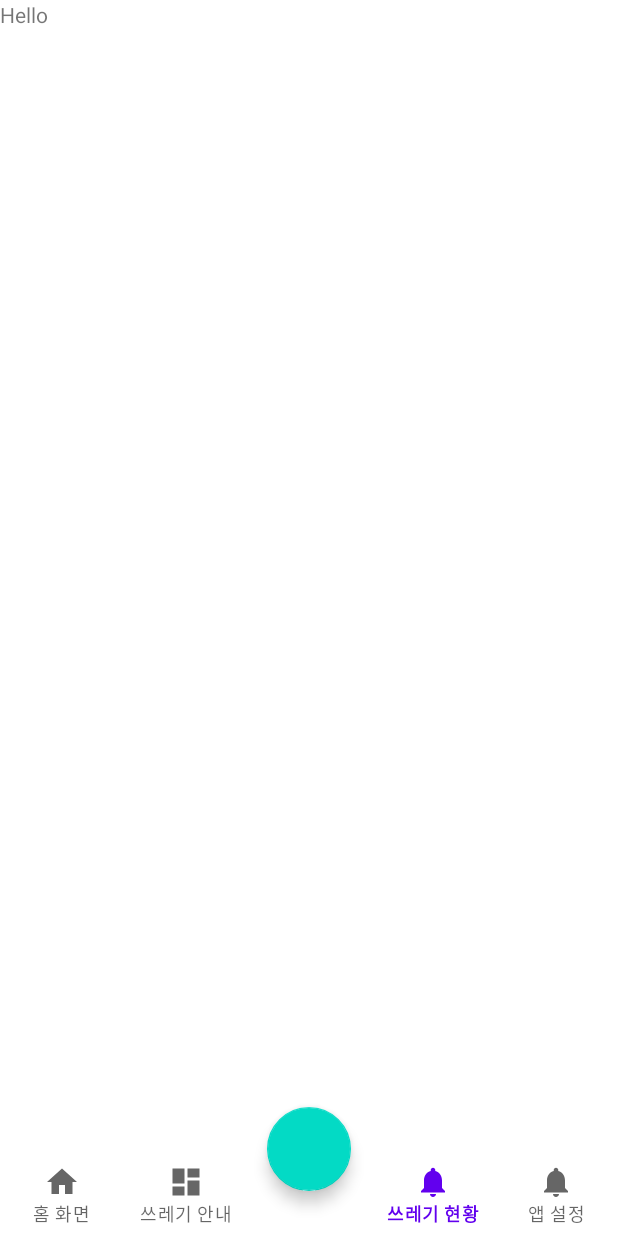
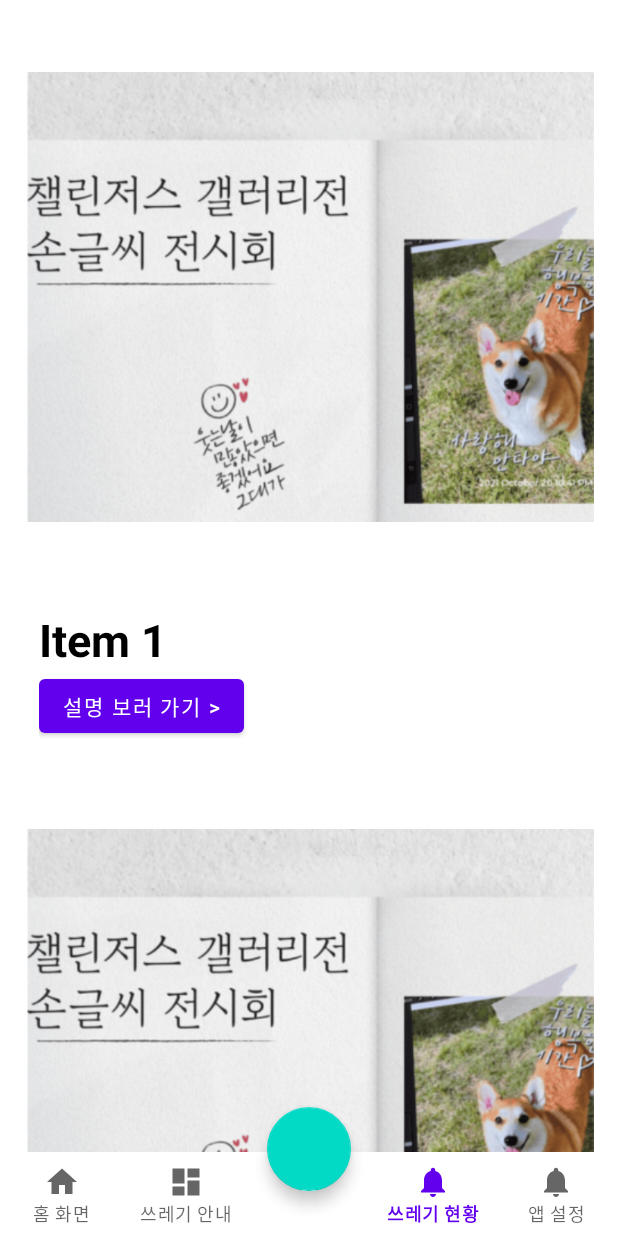
Before and after one commit to ICARUS-Coding-Club/Recycle-App, an Android app: the CurrentSituationFragment screen opened through its navigation route, on a phone screen of 412 x 824 dp. Run offline under Robolectric (Android 15) with nearby library versions, the phone set to English and light mode, and no system bars; our stand-ins replace navigation-ui.

Commit message:
쓰레기 현황 리사이클러 뷰 구현

```diff
--- a/app/build.gradle
+++ b/app/build.gradle
@@ -46,6 +46,7 @@
     implementation 'androidx.navigation:navigation-fragment-ktx:2.6.0'
     implementation 'androidx.navigation:navigation-ui-ktx:2.6.0'
     implementation 'androidx.legacy:legacy-support-v4:1.0.0'
+    implementation 'androidx.recyclerview:recyclerview:1.3.0'
     testImplementation 'junit:junit:4.13.2'
     androidTestImplementation 'androidx.test.ext:junit:1.1.5'
     androidTestImplementation 'androidx.test.espresso:espresso-core:3.5.1'
--- /dev/null
+++ b/app/src/main/java/com/icarus/recycle_app/ui/current_situation/CurrentSituationAdapter.kt
@@ -0,0 +1,45 @@
+package com.icarus.recycle_app.ui.current_situation
+
+import androidx.recyclerview.widget.RecyclerView
+import android.view.LayoutInflater
+import android.view.ViewGroup
+import android.widget.ImageView
+import android.widget.TextView
+
+import com.icarus.recycle_app.ui.current_situation.placeholder.PlaceholderContent.PlaceholderItem
+import com.icarus.recycle_app.databinding.ItemCurrentSituationBinding
+
+class CurrentSituationAdapter(
+    private val values: List<PlaceholderItem>
+) : RecyclerView.Adapter<CurrentSituationAdapter.ViewHolder>() {
+
+    override fun onCreateViewHolder(parent: ViewGroup, viewType: Int): ViewHolder {
+
+        return ViewHolder(
+            ItemCurrentSituationBinding.inflate(
+                LayoutInflater.from(parent.context),
+                parent,
+                false
+            )
+        )
+
+    }
+
+    override fun onBindViewHolder(holder: ViewHolder, position: Int) {
+        val item = values[position]
+/*        holder.image = item.*/
+        holder.title.text = item.content
+    }
+
+    override fun getItemCount(): Int = values.size
+
+    inner class ViewHolder(binding: ItemCurrentSituationBinding) : RecyclerView.ViewHolder(binding.root) {
+        val image: ImageView = binding.ivImage
+        val title: TextView = binding.tvTitle
+
+        override fun toString(): String {
+            return super.toString() + " '" + title.text + "'"
+        }
+    }
+
+}
--- a/app/src/main/java/com/icarus/recycle_app/ui/current_situation/CurrentSituationFragment.kt
+++ b/app/src/main/java/com/icarus/recycle_app/ui/current_situation/CurrentSituationFragment.kt
@@ -1,32 +1,62 @@
 package com.icarus.recycle_app.ui.current_situation
 
-import androidx.lifecycle.ViewModelProvider
 import android.os.Bundle
 import androidx.fragment.app.Fragment
+import androidx.recyclerview.widget.GridLayoutManager
+import androidx.recyclerview.widget.LinearLayoutManager
+import androidx.recyclerview.widget.RecyclerView
 import android.view.LayoutInflater
 import android.view.View
 import android.view.ViewGroup
 import com.icarus.recycle_app.R
+import com.icarus.recycle_app.ui.current_situation.placeholder.PlaceholderContent
 
+/**
+ * A fragment representing a list of Items.
+ */
 class CurrentSituationFragment : Fragment() {
 
-    companion object {
-        fun newInstance() = CurrentSituationFragment()
+    private var columnCount = 1
+
+    override fun onCreate(savedInstanceState: Bundle?) {
+        super.onCreate(savedInstanceState)
+
+        arguments?.let {
+            columnCount = it.getInt(ARG_COLUMN_COUNT)
+        }
     }
-
-    private lateinit var viewModel: CurrentSituationViewModel
 
     override fun onCreateView(
         inflater: LayoutInflater, container: ViewGroup?,
         savedInstanceState: Bundle?
     ): View? {
-        return inflater.inflate(R.layout.fragment_current_situation, container, false)
+        val view = inflater.inflate(R.layout.fragment_current_situation, container, false)
+
+        // Set the adapter
+        if (view is RecyclerView) {
+            with(view) {
+                layoutManager = when {
+                    columnCount <= 1 -> LinearLayoutManager(context)
+                    else -> GridLayoutManager(context, columnCount)
+                }
+                adapter = CurrentSituationAdapter(PlaceholderContent.ITEMS)
+            }
+        }
+        return view
     }
 
-    override fun onActivityCreated(savedInstanceState: Bundle?) {
-        super.onActivityCreated(savedInstanceState)
-        viewModel = ViewModelProvider(this).get(CurrentSituationViewModel::class.java)
-        // TODO: Use the ViewModel
+    companion object {
+
+        // TODO: Customize parameter argument names
+        const val ARG_COLUMN_COUNT = "column-count"
+
+        // TODO: Customize parameter initialization
+        @JvmStatic
+        fun newInstance(columnCount: Int) =
+            CurrentSituationFragment().apply {
+                arguments = Bundle().apply {
+                    putInt(ARG_COLUMN_COUNT, columnCount)
+                }
+            }
     }
-
 }
--- a/app/src/main/java/com/icarus/recycle_app/ui/current_situation/CurrentSituationViewModel.kt
+++ /dev/null
@@ -1,7 +0,0 @@
-package com.icarus.recycle_app.ui.current_situation
-
-import androidx.lifecycle.ViewModel
-
-class CurrentSituationViewModel : ViewModel() {
-    // TODO: Implement the ViewModel
-}
--- /dev/null
+++ b/app/src/main/java/com/icarus/recycle_app/ui/current_situation/placeholder/PlaceholderContent.kt
@@ -0,0 +1,57 @@
+package com.icarus.recycle_app.ui.current_situation.placeholder
+
+import java.util.ArrayList
+import java.util.HashMap
+
+/**
+ * Helper class for providing sample content for user interfaces created by
+ * Android template wizards.
+ *
+ * TODO: Replace all uses of this class before publishing your app.
+ */
+object PlaceholderContent {
+
+    /**
+     * An array of sample (placeholder) items.
+     */
+    val ITEMS: MutableList<PlaceholderItem> = ArrayList()
+
+    /**
+     * A map of sample (placeholder) items, by ID.
+     */
+    val ITEM_MAP: MutableMap<String, PlaceholderItem> = HashMap()
+
+    private val COUNT = 25
+
+    init {
+        // Add some sample items.
+        for (i in 1..COUNT) {
+            addItem(createPlaceholderItem(i))
+        }
+    }
+
+    private fun addItem(item: PlaceholderItem) {
+        ITEMS.add(item)
+        ITEM_MAP.put(item.id, item)
+    }
+
+    private fun createPlaceholderItem(position: Int): PlaceholderItem {
+        return PlaceholderItem(position.toString(), "Item " + position, makeDetails(position))
+    }
+
+    private fun makeDetails(position: Int): String {
+        val builder = StringBuilder()
+        builder.append("Details about Item: ").append(position)
+        for (i in 0..position - 1) {
+            builder.append("\nMore details information here.")
+        }
+        return builder.toString()
+    }
+
+    /**
+     * A placeholder item representing a piece of content.
+     */
+    data class PlaceholderItem(val id: String, val content: String, val details: String) {
+        override fun toString(): String = content
+    }
+}
--- a/app/src/main/res/layout/fragment_current_situation.xml
+++ b/app/src/main/res/layout/fragment_current_situation.xml
@@ -1,13 +1,13 @@
 <?xml version="1.0" encoding="utf-8"?>
-<FrameLayout xmlns:android="http://schemas.android.com/apk/res/android"
+<androidx.recyclerview.widget.RecyclerView xmlns:android="http://schemas.android.com/apk/res/android"
+    xmlns:app="http://schemas.android.com/apk/res-auto"
     xmlns:tools="http://schemas.android.com/tools"
+    android:id="@+id/list"
+    android:name="com.icarus.recycle_app.ui.current_situation.ItemFragment"
     android:layout_width="match_parent"
     android:layout_height="match_parent"
-    tools:context=".ui.current_situation.CurrentSituationFragment">
-
-    <TextView
-        android:layout_width="match_parent"
-        android:layout_height="match_parent"
-        android:text="Hello" />
-
-</FrameLayout>
+    android:layout_marginLeft="16dp"
+    android:layout_marginRight="16dp"
+    app:layoutManager="LinearLayoutManager"
+    tools:context=".ui.current_situation.CurrentSituationFragment"
+    tools:listitem="@layout/item_current_situation" />
--- /dev/null
+++ b/app/src/main/res/layout/item_current_situation.xml
@@ -0,0 +1,38 @@
+<?xml version="1.0" encoding="utf-8"?>
+<androidx.constraintlayout.widget.ConstraintLayout xmlns:android="http://schemas.android.com/apk/res/android"
+    android:layout_width="match_parent"
+    android:layout_height="wrap_content"
+    xmlns:app="http://schemas.android.com/apk/res-auto"
+    xmlns:tools="http://schemas.android.com/tools">
+    <ImageView
+        android:id="@+id/iv_image"
+        android:layout_width="match_parent"
+        android:layout_height="wrap_content"
+        app:layout_constraintTop_toTopOf="parent"
+        android:src="@drawable/test"/>
+    <androidx.constraintlayout.widget.ConstraintLayout
+        android:id="@+id/cl_content"
+        android:layout_width="match_parent"
+        android:layout_height="wrap_content"
+        android:padding="10dp"
+        app:layout_constraintTop_toBottomOf="@id/iv_image">
+        <TextView
+            android:id="@+id/tv_title"
+            android:layout_width="match_parent"
+            android:layout_height="wrap_content"
+            tools:text="환경 보호 안내"
+            android:textStyle="bold"
+            android:textColor="@color/black"
+            android:textSize="30sp"
+            app:layout_constraintTop_toTopOf="parent"/>
+        <Button
+            android:id="@+id/btn_action"
+            android:layout_width="wrap_content"
+            android:layout_height="wrap_content"
+            android:text="설명 보러 가기 >"
+            app:layout_constraintTop_toBottomOf="@id/tv_title"
+            tools:ignore="MissingConstraints" />
+    </androidx.constraintlayout.widget.ConstraintLayout>
+
+
+</androidx.constraintlayout.widget.ConstraintLayout>
--- a/app/src/main/res/values/dimens.xml
+++ b/app/src/main/res/values/dimens.xml
@@ -2,4 +2,5 @@
     <!-- Default screen margins, per the Android Design guidelines. -->
     <dimen name="activity_horizontal_margin">16dp</dimen>
     <dimen name="activity_vertical_margin">16dp</dimen>
+    <dimen name="text_margin">16dp</dimen>
 </resources>
--- a/build.gradle
+++ b/build.gradle
@@ -1,6 +1,6 @@
 // Top-level build file where you can add configuration options common to all sub-projects/modules.
 plugins {
-    id 'com.android.application' version '7.4.2' apply false
-    id 'com.android.library' version '7.4.2' apply false
+    id 'com.android.application' version '8.1.0' apply false
+    id 'com.android.library' version '8.1.0' apply false
     id 'org.jetbrains.kotlin.android' version '1.8.0' apply false
 }
--- a/gradle.properties
+++ b/gradle.properties
@@ -21,3 +21,5 @@
 # resources declared in the library itself and none from the library's dependencies,
 # thereby reducing the size of the R class for that library
 android.nonTransitiveRClass=true
+android.defaults.buildfeatures.buildconfig=true
+android.nonFinalResIds=false
```
Also changed, not shown: app/src/main/res/drawable/test.png (added), gradle/wrapper/gradle-wrapper.properties.
